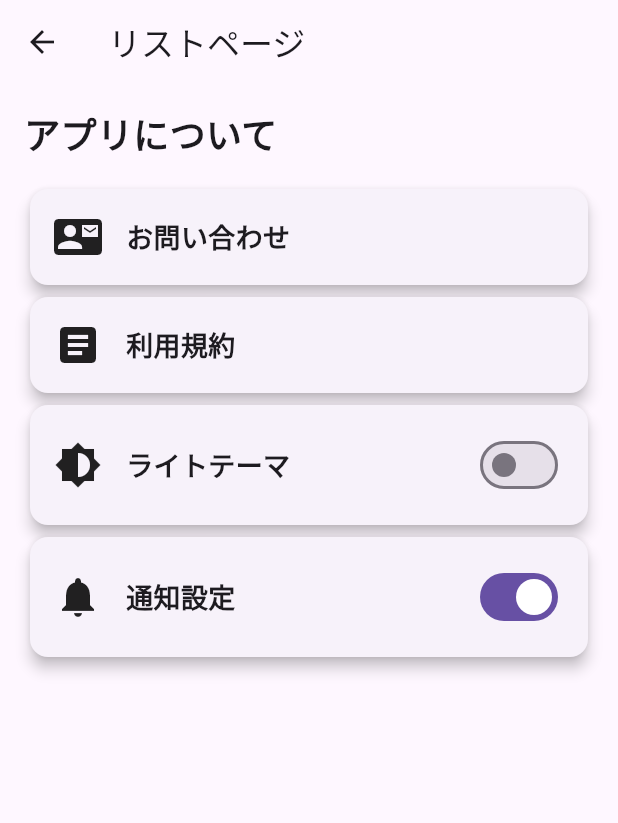
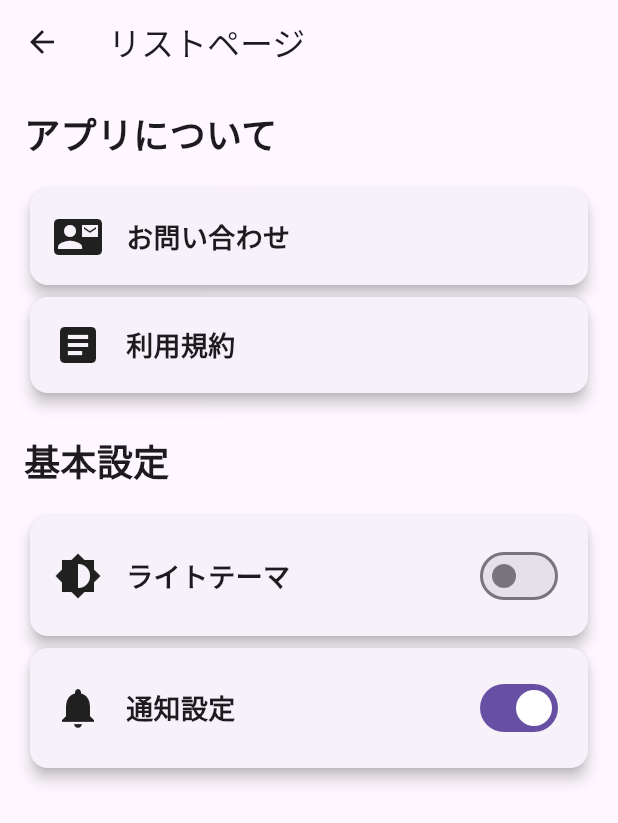
Before and after one commit to I-Shizu/fight_memory, a Flutter app: the ListPage screen opened directly, on a phone screen of 412 x 824 dp. Shown: the top 823 px of the screen. Run offline on Flutter 3.47's test engine with Material 3 defaults, Android fonts, the phone set to English and light mode, and no system bars; our stand-ins replace flutter_riverpod, freezed_annotation, google_fonts, image_picker, permission_handler, sqflite and 1 more; accounts and stored records are empty.

Commit message:
リストページの修正

```diff
--- a/lib/Ui/Pages/list_page.dart
+++ b/lib/Ui/Pages/list_page.dart
@@ -26,8 +26,9 @@ class ListPage extends ConsumerWidget {
               style: TextStyle(fontSize: 24, fontWeight: FontWeight.bold),
             ),
             const SizedBox(height: 16),
-            Expanded(
-              child: ListView(
+            ListView(
+              shrinkWrap: true, // リストビューの高さをコンテンツに合わせる
+              physics: NeverScrollableScrollPhysics(), // スクロールを無効化
               children: [
                 _urlCard(
                   context,
@@ -41,10 +42,21 @@ class ListPage extends ConsumerWidget {
                   title: '利用規約',
                   url: 'https://www.kiyac.app/privacypolicy/sBvSLzCgPJ3B7JeCjQOA',
                 ),
+              ],
+            ),
+            const SizedBox(height: 24), // 間隔を調整
+            const Text(
+              '基本設定',
+              style: TextStyle(fontSize: 24, fontWeight: FontWeight.bold),
+            ),
+            const SizedBox(height: 16),
+            ListView(
+              shrinkWrap: true, // リストビューの高さをコンテンツに合わせる
+              physics: NeverScrollableScrollPhysics(), // スクロールを無効化
+              children: [
                 _toggleThemeCard(ref, isDarkTheme),
                 _notificationSettingCard(ref, isNotificationEnabled),
               ],
-              ),
             ),
           ],
         ),
```
Lines whose indentation alone changed are shown as unchanged.
